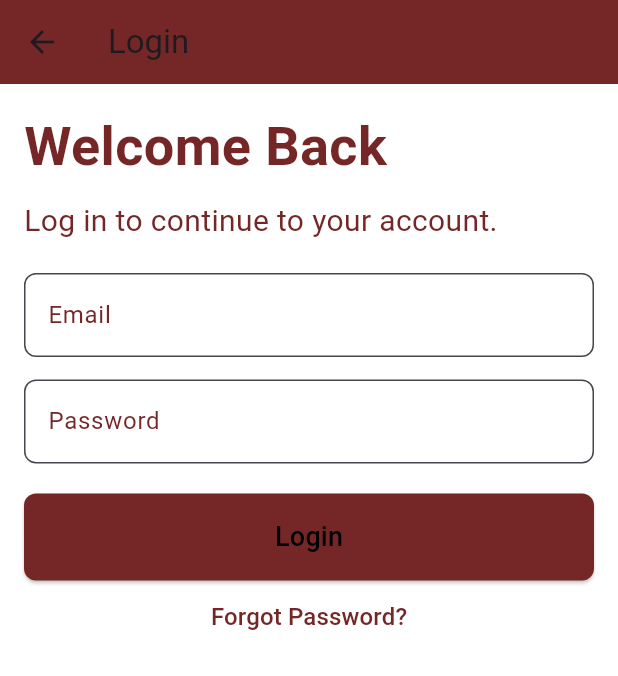
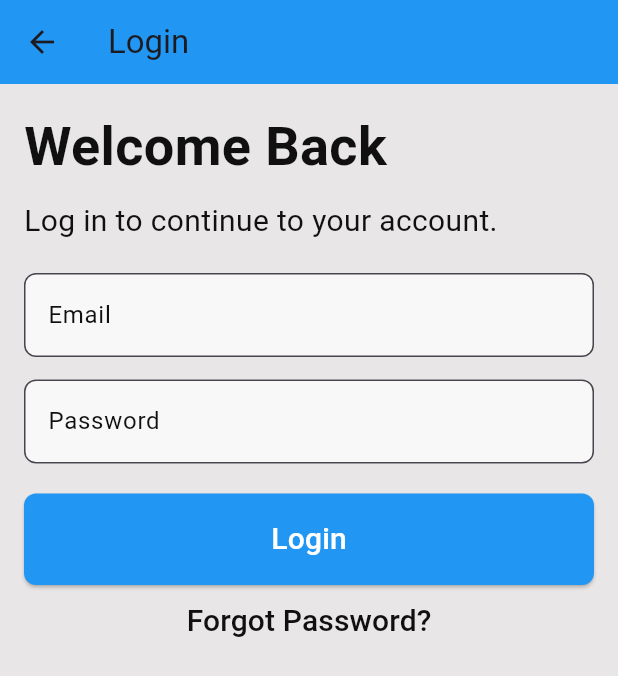
Before and after one commit to Kashyroyalty/Flutter_mobile_app, a Flutter app: the RegistrationPage screen opened by its route, after a tap on "Register", after a tap on "Already have an account? Login", on a phone screen of 412 x 824 dp. Shown: the top 676 px of the screen. Run offline on Flutter 3.47's test engine with Material 3 defaults, Android fonts, the phone set to English and light mode, and no system bars; our stand-ins replace local_auth.

Commit message:
added constants,string,colors

```diff
--- /dev/null
+++ b/lib/Constants/Colors.dart
@@ -0,0 +1,17 @@
+import 'package:flutter/material.dart';
+
+const kTextColorLightTheme = Color(0xFF101010);
+const kTextColorDarkTheme  = Color(0xFFFFFFFF);
+const kButtonText = Color(0xFFFFFFFF);
+const kTopBar = Colors.blue;
+const kWarningColor = Color(0xFFE80B0B);
+const kErrorColor = Color(0xFFF03738);
+const kBackgroundColor = Color(0xFFE8E6E6);
+const kLinkColor = Color(0xFF5758C5);
+const kHeadingColor = Color(0xFF151515);
+const kBarColor = Color(0xFF2f3542);
+const kButtonColor = Colors.blue;
+
+const kOnBoardingColor_1 = Color(0xff333846);
+const kOnBoardingColor_2 = Color(0xff2E3850);
+const kOnBoardingColor_3 = Color(0xff333846);
--- a/lib/Pages/LoginPage.dart
+++ b/lib/Pages/LoginPage.dart
@@ -1,5 +1,7 @@
 import 'package:flutter/material.dart';
 import 'package:local_auth/local_auth.dart';
+import 'package:online_banking_system/Constants/Colors.dart';
+import 'package:online_banking_system/Constants/sizes.dart';
 import 'RegistrationPage.dart';
 import 'ForgotPassword.dart'; // Import ForgotPassword
 import '../main.dart'; // Import MainScreen
@@ -81,10 +83,10 @@ class _LoginPageState extends State<LoginPage> {
   @override
   Widget build(BuildContext context) {
     return Scaffold(
-      backgroundColor: Colors.white,
+      backgroundColor:kBackgroundColor,
       appBar: AppBar(
         title: Text("Login"),
-        backgroundColor: Color(0xFF752727),
+        backgroundColor:kTopBar,
       ),
       body: SingleChildScrollView(
         padding: EdgeInsets.all(16.0),
@@ -98,7 +100,7 @@ class _LoginPageState extends State<LoginPage> {
                 style: TextStyle(
                   fontSize: 36,
                   fontWeight: FontWeight.bold,
-                  color: Color(0xFF752727),
+                  color: kTextColorLightTheme,
                 ),
               ),
               SizedBox(height: 10),
@@ -106,15 +108,15 @@ class _LoginPageState extends State<LoginPage> {
                 "Log in to continue to your account.",
                 style: TextStyle(
                   fontSize: 20,
-                  color: Color(0xFF752727),
+                  color: kTextColorLightTheme,
                 ),
               ),
               SizedBox(height: 20),
               TextFormField(
-                style: TextStyle(color: Color(0xFF752727)),
+                style: TextStyle(color:kTextColorLightTheme),
                 decoration: InputDecoration(
                   labelText: "Email",
-                  labelStyle: TextStyle(color: Color(0xFF752727)),
+                  labelStyle: TextStyle(color:kTextColorLightTheme),
                   filled: true,
                   fillColor: Colors.white70,
                   border: OutlineInputBorder(
@@ -134,10 +136,10 @@ class _LoginPageState extends State<LoginPage> {
               SizedBox(height: 15),
               TextFormField(
                 obscureText: true,
-                style: TextStyle(color: Color(0xFF752727)),
+                style: TextStyle(color:kTextColorLightTheme),
                 decoration: InputDecoration(
                   labelText: "Password",
-                  labelStyle: TextStyle(color: Color(0xFF752727)),
+                  labelStyle: TextStyle(color:kTextColorLightTheme),
                   filled: true,
                   fillColor: Colors.white70,
                   border: OutlineInputBorder(
@@ -156,7 +158,7 @@ class _LoginPageState extends State<LoginPage> {
                 onPressed: _onLoginPressed,
                 style: ElevatedButton.styleFrom(
                   padding: EdgeInsets.symmetric(vertical: 16),
-                  backgroundColor: Color(0xFF752727),
+                  backgroundColor:kButtonColor,
                   shape: RoundedRectangleBorder(
                     borderRadius: BorderRadius.circular(8.0),
                   ),
@@ -165,8 +167,8 @@ class _LoginPageState extends State<LoginPage> {
                   child: Text(
                     "Login",
                     style: TextStyle(
-                      fontSize: 18,
-                      color: Colors.black,
+                      fontSize: kTextSize,
+                      color: Colors.white,
                     ),
                   ),
                 ),
@@ -182,8 +184,8 @@ class _LoginPageState extends State<LoginPage> {
                   child: Text(
                     "Forgot Password?",
                     style: TextStyle(
-                      color: Color(0xFF752727), // Keep the color consistent
-                      fontSize: 16,
+                      color: kTextColorLightTheme, // Keep the color consistent
+                      fontSize: kTextSize,
                     ),
                   ),
                 ),
@@ -199,7 +201,7 @@ class _LoginPageState extends State<LoginPage> {
                         label: Text("Use Fingerprint"),
                         style: ElevatedButton.styleFrom(
                           padding: EdgeInsets.symmetric(vertical: 16),
-                          backgroundColor: Color(0xFF752727),
+                          backgroundColor: kButtonColor,
                           shape: RoundedRectangleBorder(
                             borderRadius: BorderRadius.circular(8.0),
                           ),
@@ -220,7 +222,7 @@ class _LoginPageState extends State<LoginPage> {
                         child: Text(
                           "Don't have an account? Register here",
                           style: TextStyle(
-                            color: Color (0xFF752727),
+                            color: kTextColorLightTheme,
                             fontSize: 16,
                           ),
                         ),
--- a/lib/Pages/RegistrationPage.dart
+++ b/lib/Pages/RegistrationPage.dart
@@ -1,4 +1,6 @@
 import 'package:flutter/material.dart';
+import 'package:online_banking_system/Constants/Colors.dart';
+import 'package:online_banking_system/Constants/sizes.dart';
 
 class RegistrationPage extends StatefulWidget {
   const RegistrationPage({super.key});
@@ -26,10 +28,10 @@ class _RegistrationPageState extends State<RegistrationPage> {
   @override
   Widget build(BuildContext context) {
     return Scaffold(
-      backgroundColor: Colors.white,
+      backgroundColor: kBackgroundColor,
       appBar: AppBar(
         title: Text("Register"),
-        backgroundColor: Color (0xFF752727),
+        backgroundColor: kTopBar,
       ),
       body: SingleChildScrollView(
         padding: EdgeInsets.all(16.0),
@@ -41,26 +43,26 @@ class _RegistrationPageState extends State<RegistrationPage> {
               Text(
                 "Create Account",
                 style: TextStyle(
-                  fontSize: 28,
+                  fontSize: kTextSizeTitles,
                   fontWeight: FontWeight.bold,
-                  color: Color (0xFF752727),
+                  color: kTextColorLightTheme,
                 ),
               ),
               SizedBox(height: 10),
               Text(
                 "Sign up to get started with mobile banking.",
                 style: TextStyle(
-                  fontSize: 16,
-                  color: Color (0xFF752727),
+                  fontSize: kTextSize,
+                  color:kTextColorLightTheme,
                 ),
               ),
               SizedBox(height: 20),
               // Name Field
               TextFormField(
-                style: TextStyle(color: Color (0xFF752727)),
+                style: TextStyle(color:kTextColorLightTheme),
                 decoration: InputDecoration(
                   labelText: "Full Name",
-                  labelStyle: TextStyle(color: Color(0xFF752727)),
+                  labelStyle: TextStyle(color: kTextColorLightTheme),
                   filled: true,
                   fillColor: Colors.white,
                   border: OutlineInputBorder(
@@ -77,10 +79,10 @@ class _RegistrationPageState extends State<RegistrationPage> {
               SizedBox(height: 15),
               // Email Field
               TextFormField(
-                style: TextStyle(color: Color (0xFF752727)),
+                style: TextStyle(color:kTextColorLightTheme),
                 decoration: InputDecoration(
                   labelText: "Email",
-                  labelStyle: TextStyle(color: Color (0xFF752727)),
+                  labelStyle: TextStyle(color:kTextColorLightTheme),
                   filled: true,
                   fillColor: Colors.white,
                   border: OutlineInputBorder(
@@ -101,10 +103,10 @@ class _RegistrationPageState extends State<RegistrationPage> {
               // Password Field
               TextFormField(
                 obscureText: true,
-                style: TextStyle(color: Color (0xFF752727)),
+                style: TextStyle(color: kTextColorLightTheme),
                 decoration: InputDecoration(
                   labelText: "Password",
-                  labelStyle: TextStyle(color: Color (0xFF752727)),
+                  labelStyle: TextStyle(color:kTextColorLightTheme),
                   filled: true,
                   fillColor: Colors.white,
                   border: OutlineInputBorder(
@@ -122,10 +124,10 @@ class _RegistrationPageState extends State<RegistrationPage> {
               // Confirm Password Field
               TextFormField(
                 obscureText: true,
-                style: TextStyle(color: Color (0xFF752727)),
+                style: TextStyle(color:kTextColorLightTheme),
                 decoration: InputDecoration(
                   labelText: "Confirm Password",
-                  labelStyle: TextStyle(color: Color (0xFF752727)),
+                  labelStyle: TextStyle(color:kTextColorLightTheme),
                   filled: true,
                   fillColor: Colors.white,
                   border: OutlineInputBorder(
@@ -145,7 +147,7 @@ class _RegistrationPageState extends State<RegistrationPage> {
                 onPressed: _onRegisterPressed,
                 style: ElevatedButton.styleFrom(
                   padding: EdgeInsets.symmetric(vertical: 16),
-                  backgroundColor: Color (0xFF752727),
+                  backgroundColor:kButtonColor,
                   shape: RoundedRectangleBorder(
                     borderRadius: BorderRadius.circular(8.0),
                   ),
@@ -155,7 +157,7 @@ class _RegistrationPageState extends State<RegistrationPage> {
                     "Register",
                     style: TextStyle(
                       fontSize: 18,
-                      color: Colors.black,
+                      color:kButtonText,
                     ),
                   ),
                 ),
@@ -171,7 +173,7 @@ class _RegistrationPageState extends State<RegistrationPage> {
                   child: Text(
                     "Already have an account? Login",
                     style: TextStyle(
-                      color: Color(0xFF752727),
+                      color:kTextColorLightTheme,
                       fontSize: 16,
                     ),
                   ),
```
Also changed, not shown: lib/Constants/Strings.dart (added, +55 -0 lines), lib/Constants/sizes.dart (added, +7 -0 lines), lib/Screens/WelcomePage.dart (+15 -11 lines).
